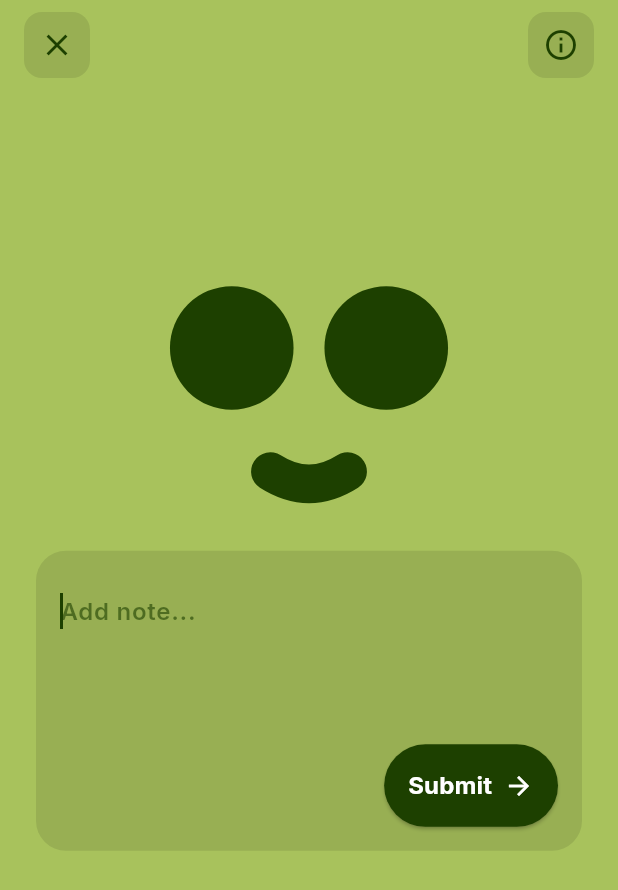
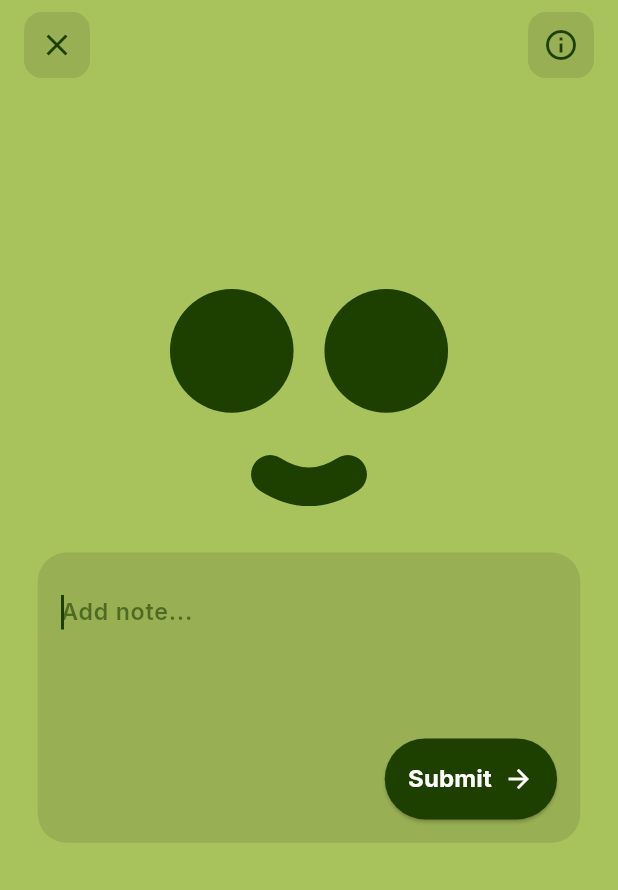
Before and after one commit to Ionic-Errrrs-Code/animated-app-rating-screen, a Flutter app: the screen it shows after launch, after a tap on "Add notes", on a phone screen of 412 x 824 dp. Shown: the top 890 px of the screen. Run offline on Flutter 3.47's test engine with Material 3 defaults, Android fonts, the phone set to English and light mode, and no system bars; drawn by our look-alikes of flutter_animate; our stand-ins replace flutter_screenutil, google_fonts.

Commit message:
Refactor app with responsive design, constants, and improved UX
Co-authored-by: w7core <w7core@gmail.com>

```diff
--- a/lib/main.dart
+++ b/lib/main.dart
@@ -1,24 +1,33 @@
 import 'package:flutter/material.dart';
+import 'package:flutter_screenutil/flutter_screenutil.dart';
 
 import 'screens/rate_experience_screen.dart';
 import 'theme.dart';
 
+/// App entry point
 void main() {
   runApp(const MyApp());
 }
 
+/// Root widget configuring themes and responsive sizing via ScreenUtil
 class MyApp extends StatelessWidget {
   const MyApp({super.key});
 
   @override
   Widget build(BuildContext context) {
-    return MaterialApp(
-      title: 'SparkJoy - Rate Your Experience',
-      debugShowCheckedModeBanner: false,
-      theme: lightTheme,
-      darkTheme: darkTheme,
-      themeMode: ThemeMode.system,
-      home: const RateExperienceScreen(),
+    return ScreenUtilInit(
+      designSize: const Size(393, 852), // iPhone 14/15 logical resolution
+      minTextAdapt: true,
+      splitScreenMode: true,
+      builder: (context, child) => MaterialApp(
+        title: 'SparkJoy - Rate Your Experience',
+        debugShowCheckedModeBanner: false,
+        theme: lightTheme,
+        darkTheme: darkTheme,
+        themeMode: ThemeMode.system,
+        home: child,
+      ),
+      child: const RateExperienceScreen(),
     );
   }
 }
--- a/lib/screens/rate_experience_screen.dart
+++ b/lib/screens/rate_experience_screen.dart
@@ -4,6 +4,7 @@ import 'package:flutter/material.dart';
 import 'package:flutter_animate/flutter_animate.dart';
 import 'package:google_fonts/google_fonts.dart';
 import '../models/experience.dart';
+import '../utils/constants.dart';
 import '../widgets/action_buttons.dart';
 import '../widgets/animated_face.dart';
 import '../widgets/animated_text_display.dart';
@@ -13,6 +14,7 @@ import 'thank_you_screen.dart'; // Import the new screen
 
 enum ViewState { rating, note, submitted }
 
+/// Main screen allowing users to rate their experience and optionally add notes.
 class RateExperienceScreen extends StatefulWidget {
   const RateExperienceScreen({super.key});
 
@@ -71,8 +73,6 @@ class _RateExperienceScreenState extends State<RateExperienceScreen> {
 
   @override
   Widget build(BuildContext context) {
-    final screenHeight = MediaQuery.of(context).size.height;
-    final screenWidth = MediaQuery.of(context).size.width;
     final isNoteView = _viewState == ViewState.note;
     final isSubmitted = _viewState == ViewState.submitted;
     final viewInsets = MediaQuery.of(context).viewInsets;
@@ -91,7 +91,7 @@ class _RateExperienceScreenState extends State<RateExperienceScreen> {
             behavior: HitTestBehavior.opaque,
             onTap: () => FocusScope.of(context).unfocus(),
             child: AnimatedContainer(
-              duration: const Duration(milliseconds: 300),
+              duration: AppDurations.normal,
               color: colors['background'],
               child: Stack(
                 fit: StackFit.expand,
@@ -103,7 +103,7 @@ class _RateExperienceScreenState extends State<RateExperienceScreen> {
                       children: [
                         const Spacer(flex: 2),
                         Text(
-                          isSubmitted ? ' ' : 'How was your experience?', // Hide text when submitted
+                          isSubmitted ? ' ' : AppStrings.headline, // Hide text when submitted
                           style: GoogleFonts.inter(
                             color: darkColor,
                             fontSize: 18,
@@ -112,21 +112,21 @@ class _RateExperienceScreenState extends State<RateExperienceScreen> {
                         )
                             // *** FIXED ANIMATION LOGIC ***
                             .animate(target: isNoteView || isSubmitted ? 1 : 0)
-                            .fade(begin: 1, end: 0, duration: 300.ms)
-                            .slideY(begin: 0, end: -1.0, duration: 400.ms, curve: Curves.easeOutCubic),
-                        const SizedBox(height: 24),
+                            .fade(begin: 1, end: 0, duration: AppDurations.normal)
+                            .slideY(begin: 0, end: -1.0, duration: AppDurations.long, curve: Curves.easeOutCubic),
+                        SizedBox(height: AppDimens.large),
                         AnimatedFace(
                           percentage: value,
                           darkColor: darkColor,
-                          faceSize: Size(screenWidth * 0.5, screenHeight * 0.2),
+                          faceSize: AppDimens.faceSize(context),
                         )
                             .animate(target: isKeyboardVisible ? 1 : 0)
                             .scale(
                               end: const Offset(0.8, 0.8),
-                              duration: 300.ms,
+                              duration: AppDurations.normal,
                               curve: Curves.easeOut,
                             ),
-                        const SizedBox(height: 24),
+                        SizedBox(height: AppDimens.large),
                         if (isNoteView)
                           NoteInputView(
                             darkColor: darkColor,
@@ -134,7 +134,7 @@ class _RateExperienceScreenState extends State<RateExperienceScreen> {
                             onSubmit: _submitFeedback,
                           )
                               .animate()
-                              .fadeIn(duration: 400.ms, curve: Curves.easeOut)
+                              .fadeIn(duration: AppDurations.long, curve: Curves.easeOut)
                               .slideY(begin: 0.2, curve: Curves.easeOut),
                         const Spacer(flex: 4),
                       ],
@@ -147,7 +147,7 @@ class _RateExperienceScreenState extends State<RateExperienceScreen> {
                     left: 0,
                     right: 0,
                     child: AnimatedSwitcher(
-                        duration: 500.ms,
+                        duration: AppDurations.long,
                         switchInCurve: Curves.easeOutQuart,
                         switchOutCurve: Curves.easeInQuart,
                         child: _buildBottomContent(isNoteView, isSubmitted, darkColor, colors, value)),
@@ -171,7 +171,7 @@ class _RateExperienceScreenState extends State<RateExperienceScreen> {
                           ),
                         ),
                       ),
-                    ).animate().fadeIn(delay: 500.ms).slideY(begin: -1, curve: Curves.easeOut),
+                    ).animate().fadeIn(delay: AppDurations.long).slideY(begin: -1, curve: Curves.easeOut),
                 ],
               ),
             ),
@@ -197,23 +197,23 @@ class _RateExperienceScreenState extends State<RateExperienceScreen> {
         mainAxisAlignment: MainAxisAlignment.end,
         children: [
           AnimatedTextDisplay(percentage: value),
-          const SizedBox(height: 50),
+          SizedBox(height: AppDimens.xLarge + AppDimens.small),
           ExperienceSlider(
             darkColor: darkColor,
             sliderColor: colors['slider']!,
             percentage: _percentage,
           ),
-          const SizedBox(height: 70),
+          SizedBox(height: AppDimens.xLarge * 2 + AppDimens.small),
           ActionButtons(
             color: darkColor,
             onAddNote: _switchToNoteView,
             onSubmit: _submitFeedback,
           ),
-          const SizedBox(height: 50),
+          SizedBox(height: AppDimens.xLarge * 2),
         ],
       ).animate(onPlay: (c) => c.forward())
-          .fadeIn(duration: 400.ms, curve: Curves.easeOut)
-          .slideY(begin: 0.5, duration: 400.ms, curve: Curves.easeOut);
+          .fadeIn(duration: AppDurations.long, curve: Curves.easeOut)
+          .slideY(begin: 0.5, duration: AppDurations.long, curve: Curves.easeOut);
     }
   }
 }
--- /dev/null
+++ b/lib/utils/constants.dart
@@ -0,0 +1,44 @@
+import 'package:flutter/material.dart';
+import 'package:flutter_screenutil/flutter_screenutil.dart';
+
+/// App-wide spacing, radius, and duration constants to ensure consistency
+class AppDimens {
+  AppDimens._();
+
+  // Spacing
+  static EdgeInsets pageHPadding = EdgeInsets.symmetric(horizontal: 24.w);
+  static double small = 8.h;
+  static double medium = 16.h;
+  static double large = 24.h;
+  static double xLarge = 32.h;
+
+  // Radii
+  static double rSmall = 8.r;
+  static double rMedium = 12.r;
+  static double rLarge = 20.r;
+  static double rPill = 30.r;
+
+  // Slider
+  static double sliderHandle = 36.r;
+
+  // Face sizes (base factors)
+  static Size faceSize(BuildContext context) => Size(0.5.sw, 0.2.sh);
+}
+
+class AppDurations {
+  AppDurations._();
+
+  static const short = Duration(milliseconds: 200);
+  static const normal = Duration(milliseconds: 300);
+  static const long = Duration(milliseconds: 400);
+}
+
+class AppStrings {
+  AppStrings._();
+
+  static const appTitle = 'SparkJoy - Rate Your Experience';
+  static const headline = 'How was your experience?';
+  static const addNotes = 'Add notes';
+  static const submit = 'Submit';
+  static const noteHint = 'Add note...';
+}
--- a/lib/widgets/action_buttons.dart
+++ b/lib/widgets/action_buttons.dart
@@ -1,6 +1,9 @@
 import 'package:flutter/material.dart';
+import 'package:flutter_screenutil/flutter_screenutil.dart';
+import '../utils/constants.dart';
 import 'submit_button.dart';
 
+/// Bottom action bar with Add notes and Submit actions.
 class ActionButtons extends StatelessWidget {
   final Color color;
   final VoidCallback onAddNote;
@@ -16,11 +19,10 @@ class ActionButtons extends StatelessWidget {
   @override
   Widget build(BuildContext context) {
     return Container(
-      margin: const EdgeInsets.symmetric(horizontal: 50),
+      margin: EdgeInsets.symmetric(horizontal: 50.w),
       decoration: BoxDecoration(
         color: Colors.black.withAlpha(25),
-        borderRadius: BorderRadius.circular(30),
-        //  border: Border.all(color: color.withValues(alpha: 0.5), width: 1.5),
+        borderRadius: BorderRadius.circular(AppDimens.rPill),
       ),
       child: Row(
         children: [
@@ -29,10 +31,10 @@ class ActionButtons extends StatelessWidget {
               onPressed: onAddNote,
               style: TextButton.styleFrom(
                 foregroundColor: color,
-                padding: const EdgeInsets.symmetric(vertical: 16),
+                padding: EdgeInsets.symmetric(vertical: AppDimens.medium),
               ),
               child: const Text(
-                'Add notes',
+                AppStrings.addNotes,
                 style: TextStyle(fontWeight: FontWeight.bold, fontSize: 16),
               ),
             ),
@@ -41,7 +43,7 @@ class ActionButtons extends StatelessWidget {
             child: SubmitButton(
               onPressed: onSubmit,
               backgroundColor: color,
-              padding: const EdgeInsets.symmetric(vertical: 16),
+              padding: EdgeInsets.symmetric(vertical: AppDimens.medium),
             ),
           ),
         ],
--- a/lib/widgets/experience_slider.dart
+++ b/lib/widgets/experience_slider.dart
@@ -1,7 +1,10 @@
 import 'package:flutter/material.dart';
+import 'package:flutter_screenutil/flutter_screenutil.dart';
 import '../models/experience.dart';
+import '../utils/constants.dart';
 import 'animated_face.dart'; // We need the MouthPainter
 
+/// Interactive experience slider that snaps between three positions.
 class ExperienceSlider extends StatefulWidget {
   final Color darkColor;
   final Color sliderColor;
@@ -28,7 +31,7 @@ class _ExperienceSliderState extends State<ExperienceSlider> with TickerProvider
     super.initState();
     _currentValue = widget.percentage.value;
     _snapController = AnimationController(
-      duration: const Duration(milliseconds: 400),
+      duration: AppDurations.long,
       vsync: this,
     );
     _snapAnimation = Tween<double>(begin: _currentValue, end: _currentValue)
@@ -79,9 +82,11 @@ class _ExperienceSliderState extends State<ExperienceSlider> with TickerProvider
   Widget build(BuildContext context) {
     return LayoutBuilder(builder: (context, constraints) {
       final sliderWidth = constraints.maxWidth;
-      final handleSize = 36.0;
+      final handleSize = AppDimens.sliderHandle;
       final trackWidth = sliderWidth - handleSize;
-      final labels = Experience.values.map((e) => e.text.split(' ').map((w) => w[0] + w.substring(1).toLowerCase()).join(' ')).toList();
+      final labels = Experience.values
+          .map((e) => e.text.split(' ').map((w) => w[0] + w.substring(1).toLowerCase()).join(' '))
+          .toList();
 
       return GestureDetector(
         onPanStart: (details) => _snapController.stop(),
@@ -92,20 +97,20 @@ class _ExperienceSliderState extends State<ExperienceSlider> with TickerProvider
         },
         onPanEnd: (details) => _snapToClosestPosition(),
         child: Container(
-          padding: EdgeInsets.symmetric(horizontal: sliderWidth * 0.08),
+          padding: EdgeInsets.symmetric(horizontal: (sliderWidth * 0.08).w),
           color: Colors.transparent,
           child: Column(
             mainAxisSize: MainAxisSize.min,
             children: [
               SizedBox(
-                height: 50,
+                height: 50.h,
                 child: Stack(
                   alignment: Alignment.center,
                   children: [
-                    Container(height: 6, decoration: BoxDecoration(color: widget.sliderColor, borderRadius: BorderRadius.circular(3))),
+                    Container(height: 6.h, decoration: BoxDecoration(color: widget.sliderColor, borderRadius: BorderRadius.circular(3.r))),
                     Row(
                       mainAxisAlignment: MainAxisAlignment.spaceBetween,
-                      children: List.generate(3, (index) => Container(width: 24, height: 24, decoration: BoxDecoration(color: widget.sliderColor, shape: BoxShape.circle))),
+                      children: List.generate(3, (index) => Container(width: 24.w, height: 24.w, decoration: BoxDecoration(color: widget.sliderColor, shape: BoxShape.circle))),
                     ),
                     Align(
                       alignment: Alignment(_currentValue * 2 - 1, 0),
@@ -118,11 +123,11 @@ class _ExperienceSliderState extends State<ExperienceSlider> with TickerProvider
                   ],
                 ),
               ),
-              const SizedBox(height: 8),
+              SizedBox(height: 8.h),
               Row(
                 mainAxisAlignment: MainAxisAlignment.spaceBetween,
                 children: labels
-                    .map((label) => Text(label, style: TextStyle(color: widget.darkColor, fontSize: 14, fontWeight: FontWeight.bold)))
+                    .map((label) => Text(label, style: TextStyle(color: widget.darkColor, fontSize: 14.sp, fontWeight: FontWeight.bold)))
                     .toList(),
               ),
             ],
--- a/lib/widgets/note_input_view.dart
+++ b/lib/widgets/note_input_view.dart
@@ -1,8 +1,11 @@
 // lib/widgets/note_input_view.dart
 
 import 'package:flutter/material.dart';
+import 'package:flutter_screenutil/flutter_screenutil.dart';
+import '../utils/constants.dart';
 import 'submit_button.dart';
 
+/// Notes input area shown when user chooses to add additional feedback.
 class NoteInputView extends StatelessWidget {
   final Color darkColor;
   final FocusNode focusNode;
@@ -18,13 +21,14 @@ class NoteInputView extends StatelessWidget {
   @override
   Widget build(BuildContext context) {
     return Padding(
-      padding: const EdgeInsets.symmetric(horizontal: 24),
-      child: Container(
-        padding: const EdgeInsets.all(16),
-        height: 200,
+      padding: AppDimens.pageHPadding,
+      child: Container
+      (
+        padding: EdgeInsets.all(AppDimens.medium),
+        height: 200.h,
         decoration: BoxDecoration(
           color: Colors.black.withAlpha(25), // Corrected deprecated method
-          borderRadius: BorderRadius.circular(20),
+          borderRadius: BorderRadius.circular(AppDimens.rLarge),
         ),
         child: Column(
           children: [
@@ -36,10 +40,10 @@ class NoteInputView extends StatelessWidget {
                 cursorColor: darkColor,
                 style: TextStyle(
                     color: darkColor,
-                    fontSize: 16,
+                    fontSize: 16.sp,
                     fontWeight: FontWeight.bold),
                 decoration: InputDecoration(
-                  hintText: 'Add note...',
+                  hintText: AppStrings.noteHint,
                   hintStyle: TextStyle(
                       color: darkColor.withAlpha(153),
                       fontWeight:
@@ -53,7 +57,7 @@ class NoteInputView extends StatelessWidget {
               child: SubmitButton(
                 onPressed: onSubmit,
                 backgroundColor: darkColor,
-                padding: const EdgeInsets.all(16),
+                padding: EdgeInsets.all(AppDimens.medium),
               ),
             ),
           ],
--- a/pubspec.yaml
+++ b/pubspec.yaml
@@ -12,6 +12,7 @@ dependencies:
   cupertino_icons: ^1.0.8
   google_fonts: ^6.1.0
   flutter_animate: ^4.5.0
+  flutter_screenutil: ^5.9.3
 
 dev_dependencies:
   flutter_test:
```
Also changed, not shown: 1 other file.
